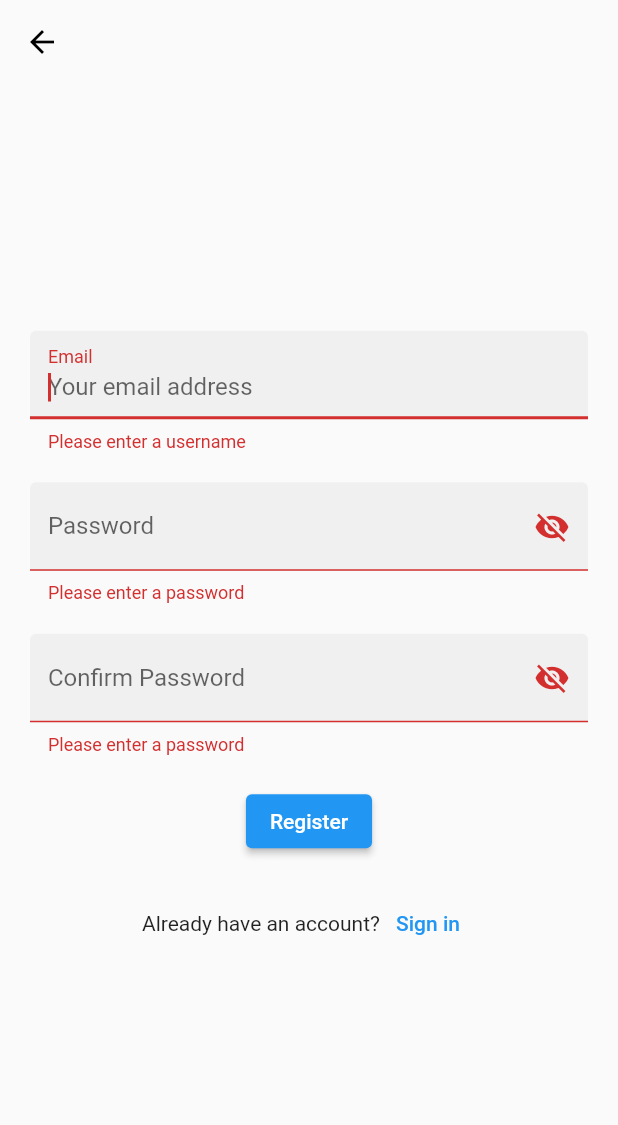
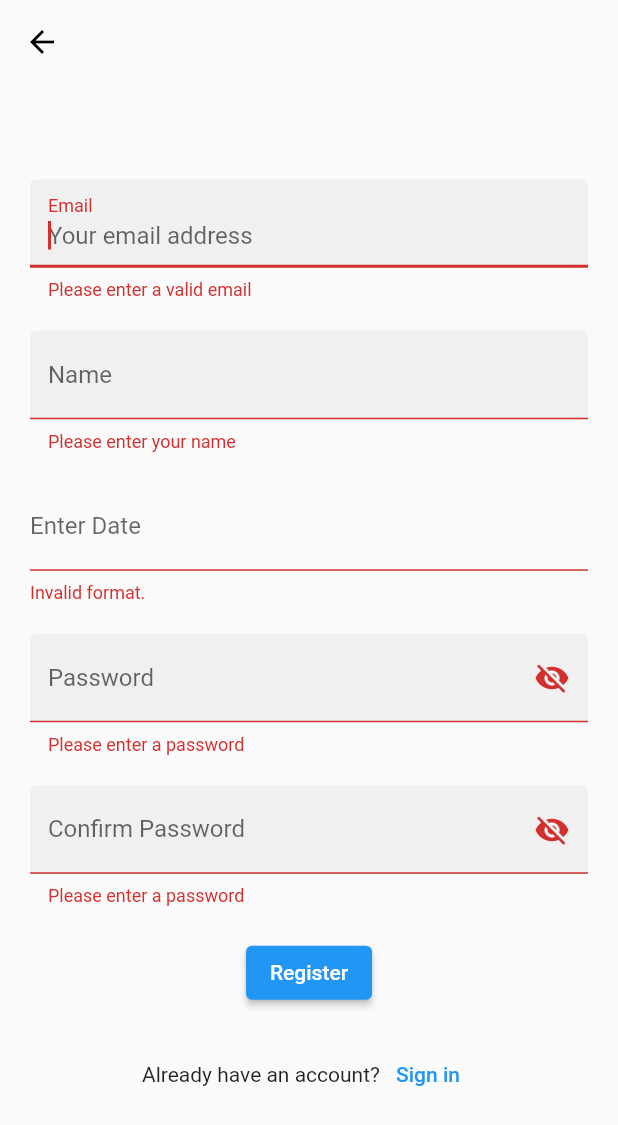
Before and after one commit to NilRyan/flutter-fish-cat, a Flutter app: the RegisterView screen opened by its route, after a tap on "Register", on a phone screen of 412 x 824 dp. Shown: the top 1125 px of the screen. Run offline on Flutter 3.47's test engine with Material 2 defaults, Android fonts, the phone set to English and light mode, and no system bars.

Commit message:
Refactor register_view
Extracted form field widgets into own functions for better readability

```diff
--- a/lib/views/register_view.dart
+++ b/lib/views/register_view.dart
@@ -13,7 +13,7 @@ class _RegisterViewState extends State<RegisterView> {
   late final TextEditingController _password;
   late final TextEditingController _confirmPassword;
   late final TextEditingController _name;
-  late final TextEditingController _birthday;
+  DateTime? _birthday;
   bool _obscureText = true;
 
   @override
@@ -22,7 +22,6 @@ class _RegisterViewState extends State<RegisterView> {
     _password = TextEditingController();
     _confirmPassword = TextEditingController();
     _name = TextEditingController();
-    _birthday = TextEditingController();
     super.initState();
   }
 
@@ -30,6 +29,8 @@ class _RegisterViewState extends State<RegisterView> {
   void dispose() {
     _email.dispose();
     _password.dispose();
+    _confirmPassword.dispose();
+    _name.dispose();
     super.dispose();
   }
 
@@ -57,31 +58,83 @@ class _RegisterViewState extends State<RegisterView> {
           child: Column(
               mainAxisAlignment: MainAxisAlignment.center,
               children: [
-                ...[TextFormField(
-                  controller: _email,
+                ...[emailFormField(),
+                  nameFormField(),
+                  birthdayFormField(),
+                  passwordFormField(),
+                  confirmPasswordFormField(),
+                  registerButton(),
+                  signIn(context),
+                ].expand((widget) => [widget, const SizedBox(height: 20.0)]),]
+          ),
+        ),
+      ),    );
+  }
+
+  Row signIn(BuildContext context) {
+    return Row(
+                  mainAxisAlignment: MainAxisAlignment.center,
+                  children: [
+                    const Text('Already have an account?'),
+                    TextButton(
+                      onPressed: () {
+                        Navigator.pushNamed(context, '/login');
+                      },
+                      child: const Text('Sign in'),
+                    ),
+                  ],
+                );
+  }
+
+  ElevatedButton registerButton() {
+    return ElevatedButton(
+                  onPressed: () {
+                    _formKey.currentState?.validate();
+                    _formKey.currentState?.save();
+                    final username = _email.text;
+                    final password = _password.text;
+                    final birthday = _birthday?.toUtc().toIso8601String();
+                    final name = _name.text;
+                    print(_formKey.currentState);
+                    // TODO: Show dialog with error message
+                    // _showDialog('Network Error \n Please check your network connection');
+
+                    print('$username, $password, $birthday, $name');
+                  },
+                  child: const Text('Register'),
+                );
+  }
+
+  TextFormField confirmPasswordFormField() {
+    return TextFormField(
+                  controller: _confirmPassword,
                   validator: (value) {
                     if (value == null || value.isEmpty) {
-                      return 'Please enter a username';
+                      return 'Please enter a password';
                     }
-                    RegExp emailValidator = RegExp(
-                      r'^[a-zA-Z0-9.!#$%&’*+/=?^_`{|}~-]+@[a-zA-Z0-9-]+(?:\.[a-zA-Z0-9-]+)*$',
-                    );
-                    if (!emailValidator.hasMatch(value)) {
-                      return 'Please enter a valid email address';
+
+                    if (value != _password.text) {
+                      return 'Passwords do not match';
                     }
 
                     return null;
                   },
-                  autofocus: true,
-                  textInputAction: TextInputAction.next,
-                  keyboardType: TextInputType.emailAddress,
-                  decoration: const InputDecoration(
+                  keyboardType: TextInputType.visiblePassword,
+                  obscureText: _obscureText,
+                  decoration: InputDecoration(
                     filled: true,
-                    hintText: 'Your email address',
-                    labelText: 'Email',
+                    hintText: 'Confirm your password',
+                    labelText: 'Confirm Password',
+                    suffixIcon: IconButton(
+                      icon: _obscureText ? const Icon(Icons.visibility_off) : const Icon(Icons.remove_red_eye),
+                      onPressed: _togglePasswordVisibility,
                     ),
                   ),
-                  TextFormField(
+                );
+  }
+
+  TextFormField passwordFormField() {
+    return TextFormField(
                   controller: _password,
                   validator: (value) {
                     if (value == null || value.isEmpty) {
@@ -101,57 +154,61 @@ class _RegisterViewState extends State<RegisterView> {
                       onPressed: _togglePasswordVisibility,
                     ),
                   ),
-                  ),
-                  TextFormField(
-                    controller: _confirmPassword,
+                );
+  }
+
+  InputDatePickerFormField birthdayFormField() {
+    return InputDatePickerFormField(
+
+                  onDateSaved: (value) => _birthday = value,
+                    firstDate: DateTime.utc(1903), lastDate: DateTime.now());
+  }
+
+  TextFormField nameFormField() {
+    return TextFormField(
+                 controller: _name,
                   validator: (value) {
                     if (value == null || value.isEmpty) {
-                        return 'Please enter a password';
+                      return 'Please enter your name';
+                    }
+                    return null;
+                  },
+                  autofocus: true,
+                  textInputAction: TextInputAction.next,
+                  keyboardType: TextInputType.text,
+                  decoration: const InputDecoration(
+                    filled: true,
+                    hintText: 'Your name',
+                    labelText: 'Name',
+                  ),
+                );
+  }
+
+  TextFormField emailFormField() {
+    return TextFormField(
+                controller: _email,
+                validator: (value) {
+                  if (value == null || value.isEmpty) {
+                    return 'Please enter a valid email';
+                  }
+                  RegExp emailValidator = RegExp(
+                    r'^[a-zA-Z0-9.!#$%&’*+/=?^_`{|}~-]+@[a-zA-Z0-9-]+(?:\.[a-zA-Z0-9-]+)*$',
+                  );
+                  if (!emailValidator.hasMatch(value)) {
+                    return 'Please enter a valid email address';
                   }
 
                   return null;
                 },
-                    keyboardType: TextInputType.visiblePassword,
-                    obscureText: _obscureText,
-                    decoration: InputDecoration(
+                autofocus: true,
+                textInputAction: TextInputAction.next,
+                keyboardType: TextInputType.emailAddress,
+                decoration: const InputDecoration(
                   filled: true,
-                      hintText: 'Confirm your password',
-                      labelText: 'Confirm Password',
-                      suffixIcon: IconButton(
-                        icon: _obscureText ? const Icon(Icons.visibility_off) : const Icon(Icons.remove_red_eye),
-                        onPressed: _togglePasswordVisibility,
+                  hintText: 'Your email address',
+                  labelText: 'Email',
                 ),
-                    ),
-                  ),
-                  ElevatedButton(
-                    onPressed: () {
-                      final username = _email.text;
-                      final password = _password.text;
-
-                      _formKey.currentState?.validate();
-                      // TODO: Show dialog with error message
-                      // _showDialog('Network Error \n Please check your network connection');
-
-                      print('$username, $password');
-                    },
-                    child: const Text('Register'),
-                  ),
-                  Row(
-                    mainAxisAlignment: MainAxisAlignment.center,
-                    children: [
-                      const Text('Already have an account?'),
-                      TextButton(
-                        onPressed: () {
-                          Navigator.pushNamed(context, '/login');
-                        },
-                        child: const Text('Sign in'),
-                      ),
-                    ],
-                  ),
-                ].expand((widget) => [widget, const SizedBox(height: 20.0)]),]
-          ),
-        ),
-      ),    );
+              );
   }
   void _showDialog(String message) {
     showDialog<void>(
```
Lines whose indentation alone changed are shown as unchanged.
